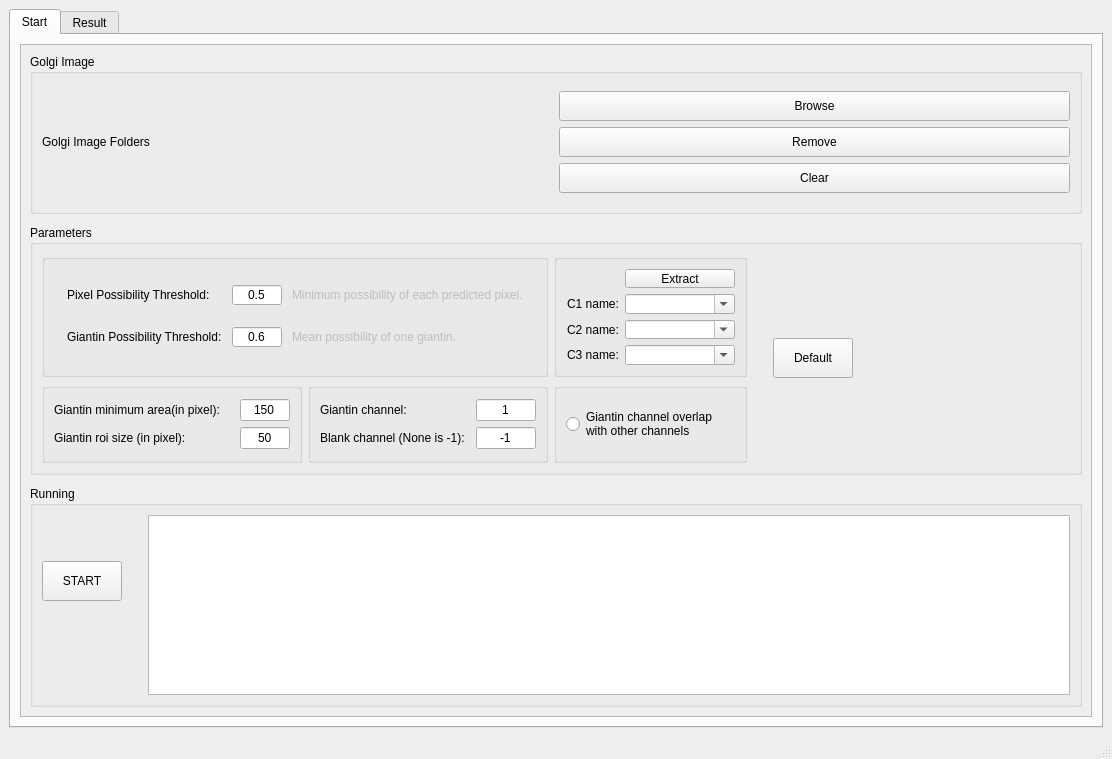
Old version of the form qt_src/qt_ui/mainUI.ui in the repository JiaaZe/Enface-giantin-project.
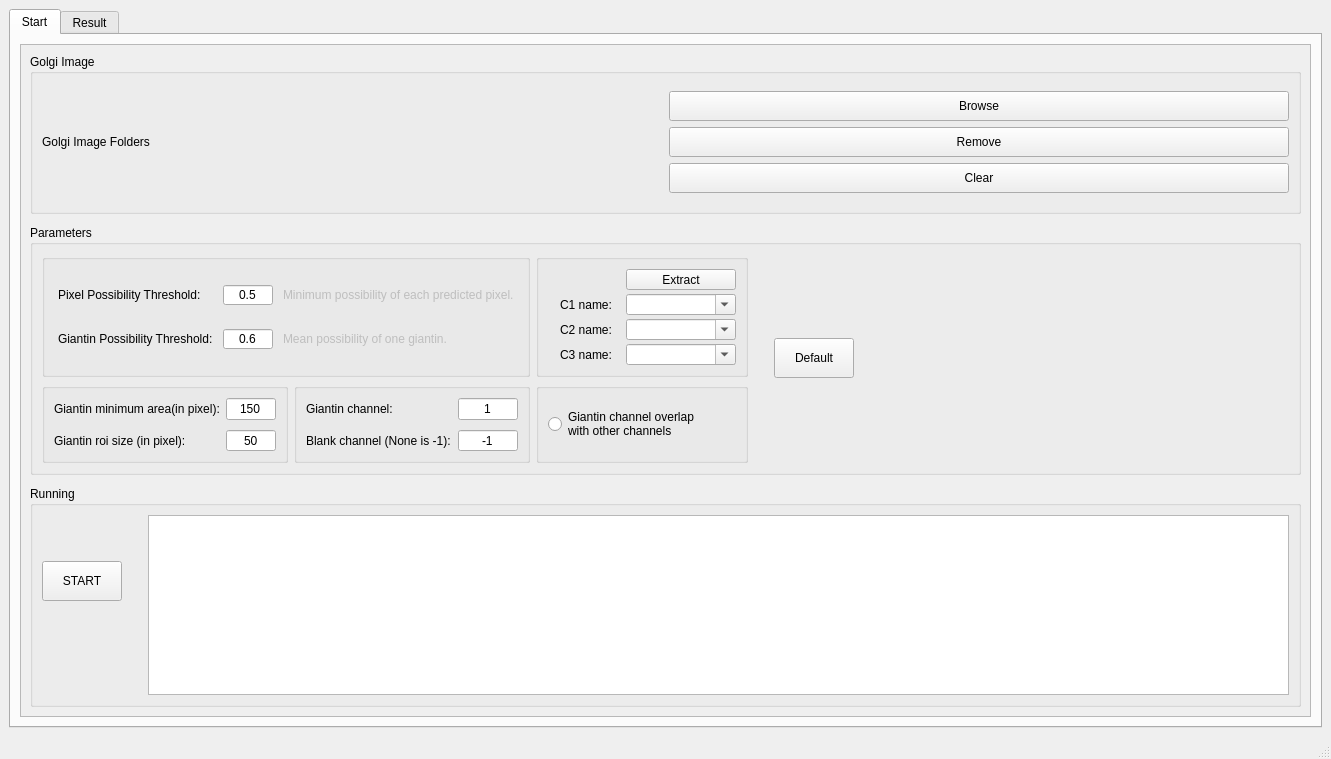
New version of the form. The open tabs and pages were chosen to show the change.

```diff
--- a/qt_src/qt_ui/mainUI.ui
+++ b/qt_src/qt_ui/mainUI.ui
@@ -6,7 +6,7 @@
    <rect>
     <x>0</x>
     <y>0</y>
-    <width>1112</width>
+    <width>1331</width>
     <height>759</height>
    </rect>
   </property>
@@ -35,8 +35,8 @@
             <rect>
              <x>0</x>
              <y>0</y>
-             <width>1068</width>
-             <height>671</height>
+             <width>1279</width>
+             <height>660</height>
             </rect>
            </property>
            <layout class="QGridLayout" name="gridLayout_10">
@@ -283,6 +283,9 @@
                 <height>250</height>
                </size>
               </property>
+              <property name="styleSheet">
+               <string notr="true"/>
+              </property>
               <property name="title">
                <string>Parameters</string>
               </property>
@@ -318,7 +321,7 @@
                          <number>10</number>
                         </property>
                         <property name="verticalSpacing">
-                         <number>6</number>
+                         <number>8</number>
                         </property>
                         <item row="0" column="2">
                          <widget class="QLabel" name="hint_giantin_threshold">
@@ -505,13 +508,13 @@
                       <widget class="QGroupBox" name="groupBox_4">
                        <property name="minimumSize">
                         <size>
-                         <width>260</width>
+                         <width>0</width>
                          <height>80</height>
                         </size>
                        </property>
                        <property name="maximumSize">
                         <size>
-                         <width>260</width>
+                         <width>16777215</width>
                          <height>80</height>
                         </size>
                        </property>
@@ -524,6 +527,9 @@
                           <property name="sizeConstraint">
                            <enum>QLayout::SetFixedSize</enum>
                           </property>
+                          <property name="verticalSpacing">
+                           <number>10</number>
+                          </property>
                           <item row="1" column="0">
                            <widget class="QLabel" name="label_giantin_size">
                             <property name="text">
@@ -590,20 +596,20 @@
                      <item>
                       <widget class="QGroupBox" name="channel_group">
                        <property name="sizePolicy">
-                        <sizepolicy hsizetype="Fixed" vsizetype="Fixed">
+                        <sizepolicy hsizetype="Preferred" vsizetype="Fixed">
                          <horstretch>0</horstretch>
                          <verstretch>0</verstretch>
                         </sizepolicy>
                        </property>
                        <property name="minimumSize">
                         <size>
-                         <width>240</width>
+                         <width>0</width>
                          <height>80</height>
                         </size>
                        </property>
                        <property name="maximumSize">
                         <size>
-                         <width>240</width>
+                         <width>16777215</width>
                          <height>80</height>
                         </size>
                        </property>
@@ -616,6 +622,12 @@
                           <property name="sizeConstraint">
                            <enum>QLayout::SetFixedSize</enum>
                           </property>
+                          <property name="horizontalSpacing">
+                           <number>7</number>
+                          </property>
+                          <property name="verticalSpacing">
+                           <number>10</number>
+                          </property>
                           <item row="0" column="0">
                            <widget class="QLabel" name="label_giantin_channel">
                             <property name="text">
@@ -702,15 +714,21 @@
                         <property name="formAlignment">
                          <set>Qt::AlignLeading|Qt::AlignLeft|Qt::AlignVCenter</set>
                         </property>
+                        <property name="horizontalSpacing">
+                         <number>8</number>
+                        </property>
+                        <property name="verticalSpacing">
+                         <number>4</number>
+                        </property>
                         <property name="leftMargin">
-                         <number>1</number>
+                         <number>6</number>
                         </property>
                         <item row="1" column="0">
                          <widget class="QLabel" name="label_c1_name">
                           <property name="minimumSize">
                            <size>
-                            <width>0</width>
-                            <height>0</height>
+                            <width>64</width>
+                            <height>20</height>
                            </size>
                           </property>
                           <property name="maximumSize">
@@ -750,8 +768,8 @@
                          <widget class="QLabel" name="label_c2_name">
                           <property name="minimumSize">
                            <size>
-                            <width>0</width>
-                            <height>0</height>
+                            <width>64</width>
+                            <height>20</height>
                            </size>
                           </property>
                           <property name="maximumSize">
@@ -791,8 +809,8 @@
                          <widget class="QLabel" name="label_c3_name">
                           <property name="minimumSize">
                            <size>
-                            <width>0</width>
-                            <height>0</height>
+                            <width>64</width>
+                            <height>20</height>
                            </size>
                           </property>
                           <property name="maximumSize">
```
Left out of the diff: 21 changed lines with no effect on the pictures.
